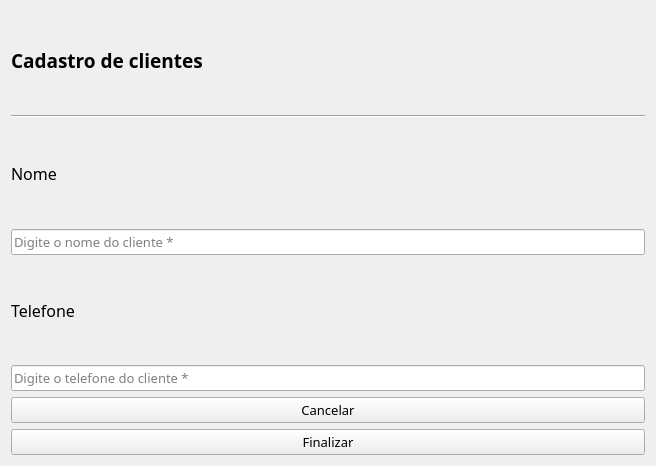
imora97/Sistema-para-doceria, file view/cadastroclientes.ui: the form before one commit.
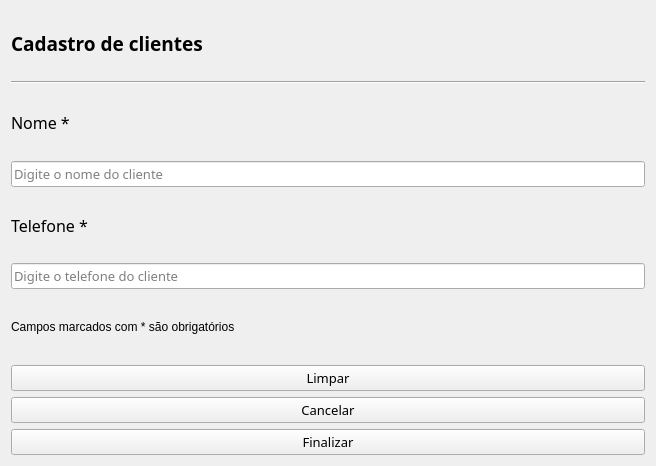
The form after the commit.

Diff of the .ui file:
```diff
--- a/view/cadastroclientes.ui
+++ b/view/cadastroclientes.ui
@@ -45,7 +45,7 @@
       </font>
      </property>
      <property name="text">
-      <string>Nome</string>
+      <string>Nome *</string>
      </property>
     </widget>
    </item>
@@ -58,7 +58,7 @@
       </font>
      </property>
      <property name="placeholderText">
-      <string>Digite o nome do cliente *</string>
+      <string>Digite o nome do cliente</string>
      </property>
     </widget>
    </item>
@@ -71,7 +71,7 @@
       </font>
      </property>
      <property name="text">
-      <string>Telefone</string>
+      <string>Telefone *</string>
      </property>
     </widget>
    </item>
@@ -84,7 +84,27 @@
       </font>
      </property>
      <property name="placeholderText">
-      <string>Digite o telefone do cliente *</string>
+      <string>Digite o telefone do cliente</string>
+     </property>
+    </widget>
+   </item>
+   <item>
+    <widget class="QLabel" name="label_6">
+     <property name="text">
+      <string>Campos marcados com * são obrigatórios</string>
+     </property>
+    </widget>
+   </item>
+   <item>
+    <widget class="QPushButton" name="limpar">
+     <property name="font">
+      <font>
+       <family>Segoe Print</family>
+       <pointsize>10</pointsize>
+      </font>
+     </property>
+     <property name="text">
+      <string>Limpar</string>
      </property>
     </widget>
    </item>
```
